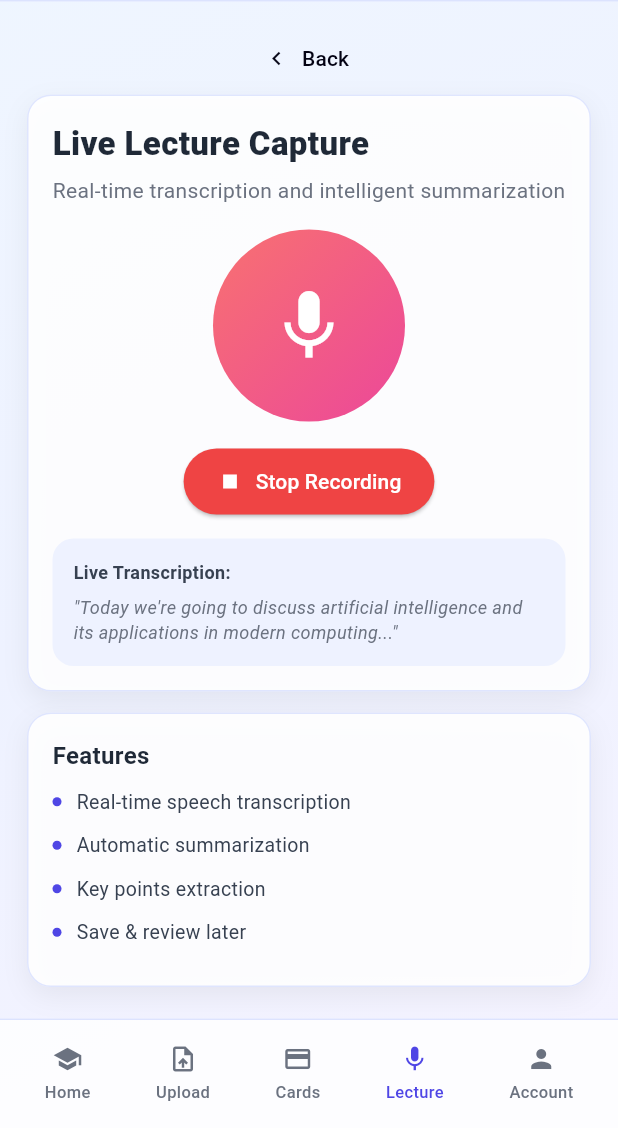
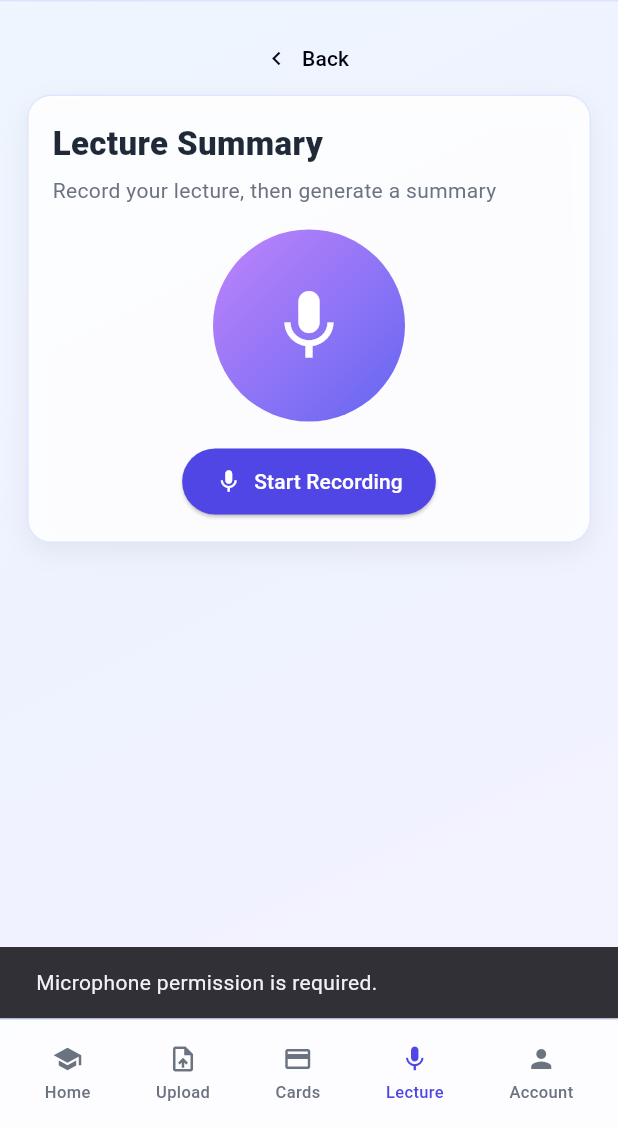
Before and after one commit to akinaybt/StudyMateAI, a Flutter app: the screen it shows once a user with an empty profile is signed in, item 4 of the bottom bar chosen, after a tap on "Start Recording", on a phone screen of 412 x 824 dp, the part 108-1236 px from its top. Run offline on Flutter 3.47's test engine with Material 3 defaults, Android fonts, the phone set to English and light mode, and no system bars; our stand-ins replace file_picker, supabase_flutter; missing offline and left inert: record; accounts and stored records are empty.

Commit message:
Implement lecture recording and summarization feature

```diff
--- a/frontend/lib/ui/lecture_screen.dart
+++ b/frontend/lib/ui/lecture_screen.dart
@@ -1,8 +1,16 @@
+import 'dart:io';
+
 import 'package:flutter/material.dart';
+import 'package:path_provider/path_provider.dart';
+import 'package:record/record.dart';
+import 'package:supabase_flutter/supabase_flutter.dart';
+
 import '_ui.dart';
+import '../services/api_service.dart';
 
 class LectureScreen extends StatefulWidget {
   final VoidCallback onBack;
+
   const LectureScreen({super.key, required this.onBack});
 
   @override
@@ -10,7 +18,129 @@ class LectureScreen extends StatefulWidget {
 }
 
 class _LectureScreenState extends State<LectureScreen> {
+  static const String _bucketName = 'documents';
+
+  final SupabaseClient _supabase = Supabase.instance.client;
+  final ApiService _apiService = const ApiService();
+  final AudioRecorder _recorder = AudioRecorder();
+
   bool _recording = false;
+  bool _loading = false;
+
+  String? _recordingPath;
+  String? _summary;
+  String? _transcript;
+
+  @override
+  void dispose() {
+    _recorder.dispose();
+    super.dispose();
+  }
+
+  void _showMessage(String message) {
+    if (!mounted) return;
+
+    ScaffoldMessenger.of(context).showSnackBar(
+      SnackBar(content: Text(message)),
+    );
+  }
+
+  Future<void> _startRecording() async {
+    final hasPermission = await _recorder.hasPermission();
+
+    if (!hasPermission) {
+      _showMessage('Microphone permission is required.');
+      return;
+    }
+
+    final dir = await getTemporaryDirectory();
+    final path =
+        '${dir.path}/lecture_${DateTime.now().millisecondsSinceEpoch}.m4a';
+
+    await _recorder.start(
+      const RecordConfig(
+        encoder: AudioEncoder.aacLc,
+        bitRate: 128000,
+        sampleRate: 44100,
+      ),
+      path: path,
+    );
+
+    if (!mounted) return;
+
+    setState(() {
+      _recording = true;
+      _recordingPath = path;
+      _summary = null;
+      _transcript = null;
+    });
+  }
+
+  Future<void> _stopRecordAndSummarize() async {
+    final user = _supabase.auth.currentUser;
+
+    if (user == null) {
+      _showMessage('Please log in first.');
+      return;
+    }
+
+    setState(() {
+      _recording = false;
+      _loading = true;
+    });
+
+    try {
+      final path = await _recorder.stop();
+
+      if (path == null || path.isEmpty) {
+        throw Exception('Recording file was not created.');
+      }
+
+      final file = File(path);
+      final fileName = 'lecture_${DateTime.now().millisecondsSinceEpoch}.m4a';
+      final storagePath = '${user.id}/lectures/$fileName';
+
+      await _supabase.storage.from(_bucketName).upload(
+        storagePath,
+        file,
+        fileOptions: const FileOptions(
+          cacheControl: '3600',
+          upsert: false,
+          contentType: 'audio/m4a',
+        ),
+      );
+
+      final result = await _apiService.getLectureSummary(
+        storagePath: storagePath,
+        fileName: fileName,
+        contentType: 'audio/m4a',
+      );
+
+      if (!mounted) return;
+
+      setState(() {
+        _summary = result['summary']?.toString() ?? 'No summary returned.';
+        _transcript = result['transcript']?.toString();
+        _loading = false;
+      });
+    } catch (e) {
+      if (!mounted) return;
+
+      setState(() => _loading = false);
+      _showMessage('Could not summarize lecture: $e');
+    }
+  }
+
+  Future<void> _handleRecordButton() async {
+    if (_loading) return;
+
+    if (_recording) {
+      await _stopRecordAndSummarize();
+    } else {
+      await _startRecording();
+    }
+
+  }
 
   @override
   Widget build(BuildContext context) {
@@ -26,11 +156,20 @@ class _LectureScreenState extends State<LectureScreen> {
           child: Column(
             crossAxisAlignment: CrossAxisAlignment.start,
             children: [
-              const Text('Live Lecture Capture', style: TextStyle(fontSize: 22, fontWeight: FontWeight.w800, color: Color(0xFF1F2937))),
+              const Text(
+                'Lecture Summary',
+                style: TextStyle(
+                  fontSize: 22,
+                  fontWeight: FontWeight.w800,
+                  color: Color(0xFF1F2937),
+                ),
+              ),
               const SizedBox(height: 6),
-              const Text('Real-time transcription and intelligent summarization', style: TextStyle(color: Color(0xFF6B7280))),
+              const Text(
+                'Record your lecture, then generate a summary',
+                style: TextStyle(color: Color(0xFF6B7280)),
+              ),
               const SizedBox(height: 16),
-
               Center(
                 child: Column(
                   children: [
@@ -48,59 +187,50 @@ class _LectureScreenState extends State<LectureScreen> {
                               : const [Color(0xFFC084FC), Color(0xFF6366F1)],
                         ),
                       ),
-                      child: const Icon(Icons.mic, size: 56, color: Colors.white),
+                      child: Icon(
+                        _recording ? Icons.stop : Icons.mic,
+                        size: 56,
+                        color: Colors.white,
+                      ),
                     ),
                     const SizedBox(height: 16),
                     ElevatedButton.icon(
-                      onPressed: () => setState(() => _recording = !_recording),
-                      icon: Icon(_recording ? Icons.stop : Icons.play_arrow),
+                      onPressed: _loading ? null : _handleRecordButton,
+                      icon: Icon(_recording ? Icons.stop : Icons.mic),
                       style: ElevatedButton.styleFrom(
-                        backgroundColor: _recording ? const Color(0xFFEF4444) : const Color(0xFF4F46E5),
+                        backgroundColor: _recording
+                            ? const Color(0xFFEF4444)
+                            : const Color(0xFF4F46E5),
                         foregroundColor: Colors.white,
-                        shape: RoundedRectangleBorder(borderRadius: BorderRadius.circular(999)),
-                        padding: const EdgeInsets.symmetric(horizontal: 22, vertical: 12),
-                      ),
-                      label: Text(_recording ? 'Stop Recording' : 'Start Recording'),
-                    ),
-                    if (_recording) ...[
-                      const SizedBox(height: 14),
-                      Container(
-                        width: double.infinity,
-                        padding: const EdgeInsets.all(14),
-                        decoration: BoxDecoration(
-                          color: const Color(0xFFEEF2FF),
-                          borderRadius: BorderRadius.circular(14),
+                        shape: RoundedRectangleBorder(
+                          borderRadius: BorderRadius.circular(999),
                         ),
-                        child: const Column(
-                          crossAxisAlignment: CrossAxisAlignment.start,
-                          children: [
-                            Text('Live Transcription:', style: TextStyle(fontSize: 12, fontWeight: FontWeight.w700, color: Color(0xFF374151))),
-                            SizedBox(height: 6),
-                            Text(
-                              '"Today we\'re going to discuss artificial intelligence and its applications in modern computing..."',
-                              style: TextStyle(fontSize: 12, color: Color(0xFF6B7280), fontStyle: FontStyle.italic),
-                            ),
-                          ],
+                        padding: const EdgeInsets.symmetric(
+                          horizontal: 22,
+                          vertical: 12,
                         ),
                       ),
+                      label: Text(
+                        _recording ? 'Stop & Summarize' : 'Start Recording',
+                      ),
+                    ),
+                    if (_loading) ...[
+                      const SizedBox(height: 14),
+                      const CircularProgressIndicator(),
+                      const SizedBox(height: 8),
+                      const Text('Transcribing and summarizing...'),
                     ],
                   ],
                 ),
               ),
-            ],
-          ),
-        ),
-        const SizedBox(height: 14),
-        const GlassCard(
-          child: Column(
-            crossAxisAlignment: CrossAxisAlignment.start,
-            children: [
-              Text('Features', style: TextStyle(fontSize: 16, fontWeight: FontWeight.w700, color: Color(0xFF1F2937))),
-              SizedBox(height: 10),
-              _Dot(text: 'Real-time speech transcription'),
-              _Dot(text: 'Automatic summarization'),
-              _Dot(text: 'Key points extraction'),
-              _Dot(text: 'Save & review later'),
+              if (_summary != null) ...[
+                const SizedBox(height: 18),
+                _ResultBox(title: 'Summary', text: _summary!),
+              ],
+              if (_transcript != null) ...[
+                const SizedBox(height: 12),
+                _ResultBox(title: 'Transcript', text: _transcript!),
+              ],
             ],
           ),
         ),
@@ -109,21 +239,36 @@ class _LectureScreenState extends State<LectureScreen> {
   }
 }
 
-class _Dot extends StatelessWidget {
+class _ResultBox extends StatelessWidget {
+  final String title;
   final String text;
-  const _Dot({required this.text});
+
+  const _ResultBox({
+    required this.title,
+    required this.text,
+  });
 
   @override
   Widget build(BuildContext context) {
-    return Padding(
-      padding: const EdgeInsets.only(bottom: 10),
-      child: Row(
+    return Container(
+      width: double.infinity,
+      padding: const EdgeInsets.all(14),
+      decoration: BoxDecoration(
+        color: const Color(0xFFEEF2FF),
+        borderRadius: BorderRadius.circular(14),
+        border: Border.all(
+          color: const Color(0xFFC7D2FE).withOpacity(0.55),
+        ),
+      ),
+      child: Column(
+        crossAxisAlignment: CrossAxisAlignment.start,
         children: [
-          Container(width: 6, height: 6, decoration: const BoxDecoration(color: Color(0xFF4F46E5), shape: BoxShape.circle)),
-          const SizedBox(width: 10),
-          Expanded(child: Text(text, style: const TextStyle(fontSize: 13, color: Color(0xFF374151)))),
+          Text(title, style: const TextStyle(fontWeight: FontWeight.w900)),
+          const SizedBox(height: 8),
+          Text(text, style: const TextStyle(height: 1.35)),
         ],
       ),
     );
   }
+
 }
```
